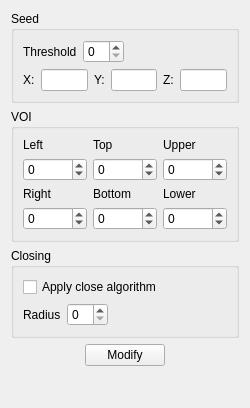
The window that App/ToolGroups/Segmentation/SeedGrowSegmentationHistoryWidget.ui (FelixdelasPozas/EspINA) describes before a commit, drawn with Qt 5.
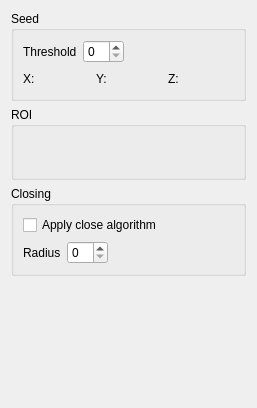
The same window after the commit. Icons and pictures are not drawn.

Commit message: Remove FilterAdapter architecture. Display History dock inside Segmentation Inspector.

The edit to the form file:
```diff
--- a/App/ToolGroups/Segmentation/SeedGrowSegmentationHistoryWidget.ui
+++ b/App/ToolGroups/Segmentation/SeedGrowSegmentationHistoryWidget.ui
@@ -6,7 +6,7 @@
    <rect>
     <x>0</x>
     <y>0</y>
-    <width>250</width>
+    <width>257</width>
     <height>408</height>
    </rect>
   </property>
@@ -100,28 +100,16 @@
          </widget>
         </item>
         <item>
-         <widget class="QLineEdit" name="m_xSeed">
-          <property name="enabled">
-           <bool>true</bool>
-          </property>
-          <property name="sizePolicy">
-           <sizepolicy hsizetype="Minimum" vsizetype="Fixed">
-            <horstretch>0</horstretch>
-            <verstretch>0</verstretch>
-           </sizepolicy>
-          </property>
+         <widget class="QLabel" name="xSeed">
           <property name="minimumSize">
            <size>
-            <width>35</width>
+            <width>50</width>
             <height>0</height>
            </size>
           </property>
           <property name="text">
            <string/>
           </property>
-          <property name="readOnly">
-           <bool>true</bool>
-          </property>
          </widget>
         </item>
         <item>
@@ -138,21 +126,15 @@
          </widget>
         </item>
         <item>
-         <widget class="QLineEdit" name="m_ySeed">
-          <property name="sizePolicy">
-           <sizepolicy hsizetype="Minimum" vsizetype="Fixed">
-            <horstretch>0</horstretch>
-            <verstretch>0</verstretch>
-           </sizepolicy>
-          </property>
+         <widget class="QLabel" name="ySeed">
           <property name="minimumSize">
            <size>
-            <width>35</width>
+            <width>50</width>
             <height>0</height>
            </size>
           </property>
-          <property name="readOnly">
-           <bool>true</bool>
+          <property name="text">
+           <string/>
           </property>
          </widget>
         </item>
@@ -170,21 +152,15 @@
          </widget>
         </item>
         <item>
-         <widget class="QLineEdit" name="m_zSeed">
-          <property name="sizePolicy">
-           <sizepolicy hsizetype="Minimum" vsizetype="Fixed">
-            <horstretch>0</horstretch>
-            <verstretch>0</verstretch>
-           </sizepolicy>
-          </property>
+         <widget class="QLabel" name="zSeed">
           <property name="minimumSize">
            <size>
-            <width>35</width>
+            <width>50</width>
             <height>0</height>
            </size>
           </property>
-          <property name="readOnly">
-           <bool>true</bool>
+          <property name="text">
+           <string/>
           </property>
          </widget>
         </item>
@@ -215,153 +191,61 @@
       </sizepolicy>
      </property>
      <property name="title">
-      <string>VOI</string>
+      <string>ROI</string>
      </property>
-     <layout class="QVBoxLayout" name="verticalLayout">
+     <layout class="QHBoxLayout" name="horizontalLayout_5">
       <item>
-       <layout class="QGridLayout" name="gridLayout">
-        <item row="3" column="2">
-         <widget class="QSpinBox" name="m_topMargin">
-          <property name="enabled">
-           <bool>true</bool>
-          </property>
-          <property name="autoFillBackground">
-           <bool>false</bool>
-          </property>
-          <property name="suffix">
-           <string/>
-          </property>
-          <property name="minimum">
-           <number>-99999</number>
-          </property>
-          <property name="maximum">
-           <number>99999</number>
-          </property>
-         </widget>
-        </item>
-        <item row="3" column="1">
-         <widget class="QSpinBox" name="m_leftMargin">
-          <property name="enabled">
-           <bool>true</bool>
-          </property>
-          <property name="suffix">
-           <string/>
-          </property>
-          <property name="minimum">
-           <number>-99999</number>
-          </property>
-          <property name="maximum">
-           <number>99999</number>
-          </property>
-         </widget>
-        </item>
-        <item row="4" column="2">
-         <widget class="QLabel" name="label_10">
-          <property name="text">
-           <string>Bottom </string>
-          </property>
-         </widget>
-        </item>
-        <item row="1" column="2">
-         <widget class="QLabel" name="label_7">
-          <property name="text">
-           <string>Top </string>
-          </property>
-         </widget>
-        </item>
-        <item row="4" column="1">
-         <widget class="QLabel" name="label_9">
-          <property name="text">
-           <string>Right </string>
-          </property>
-         </widget>
-        </item>
-        <item row="5" column="1">
-         <widget class="QSpinBox" name="m_rightMargin">
-          <property name="enabled">
-           <bool>true</bool>
-          </property>
-          <property name="suffix">
-           <string/>
-          </property>
-          <property name="minimum">
-           <number>-99999</number>
-          </property>
-          <property name="maximum">
-           <number>99999</number>
-          </property>
-         </widget>
-        </item>
-        <item row="1" column="1">
-         <widget class="QLabel" name="label_6">
-          <property name="text">
-           <string>Left</string>
-          </property>
-         </widget>
-        </item>
-        <item row="3" column="3">
-         <widget class="QSpinBox" name="m_upperMargin">
-          <property name="enabled">
-           <bool>true</bool>
-          </property>
-          <property name="suffix">
-           <string/>
-          </property>
-          <property name="minimum">
-           <number>-99999</number>
-          </property>
-          <property name="maximum">
-           <number>99999</number>
-          </property>
-         </widget>
-        </item>
-        <item row="5" column="3">
-         <widget class="QSpinBox" name="m_lowerMargin">
-          <property name="enabled">
-           <bool>true</bool>
-          </property>
-          <property name="suffix">
-           <string/>
-          </property>
-          <property name="minimum">
-           <number>-99999</number>
-          </property>
-          <property name="maximum">
-           <number>99999</number>
-          </property>
-         </widget>
-        </item>
-        <item row="5" column="2">
-         <widget class="QSpinBox" name="m_bottomMargin">
-          <property name="enabled">
-           <bool>true</bool>
-          </property>
-          <property name="suffix">
-           <string/>
-          </property>
-          <property name="minimum">
-           <number>-99999</number>
-          </property>
-          <property name="maximum">
-           <number>99999</number>
-          </property>
-         </widget>
-        </item>
-        <item row="4" column="3">
-         <widget class="QLabel" name="label_11">
-          <property name="text">
-           <string>Lower </string>
-          </property>
-         </widget>
-        </item>
-        <item row="1" column="3">
-         <widget class="QLabel" name="label_8">
-          <property name="text">
-           <string>Upper </string>
-          </property>
-         </widget>
-        </item>
-       </layout>
+       <widget class="QPushButton" name="showROI">
+        <property name="enabled">
+         <bool>true</bool>
+        </property>
+        <property name="sizePolicy">
+         <sizepolicy hsizetype="Fixed" vsizetype="Fixed">
+          <horstretch>0</horstretch>
+          <verstretch>0</verstretch>
+         </sizepolicy>
+        </property>
+        <property name="minimumSize">
+         <size>
+          <width>32</width>
+          <height>32</height>
+         </size>
+        </property>
+        <property name="maximumSize">
+         <size>
+          <width>32</width>
+          <height>32</height>
+         </size>
+        </property>
+        <property name="baseSize">
+         <size>
+          <width>32</width>
+          <height>32</height>
+         </size>
+        </property>
+        <property name="toolTip">
+         <string>Show Information</string>
+        </property>
+        <property name="text">
+         <string/>
+        </property>
+        <property name="icon">
+         <iconset resource="../../rsc/espina.qrc">
+          <normaloff>:/espina/voi_ortogonal.svg</normaloff>:/espina/voi_ortogonal.svg</iconset>
+        </property>
+        <property name="iconSize">
+         <size>
+          <width>22</width>
+          <height>22</height>
+         </size>
+        </property>
+        <property name="checkable">
+         <bool>true</bool>
+        </property>
+        <property name="flat">
+         <bool>true</bool>
+        </property>
+       </widget>
       </item>
      </layout>
     </widget>
@@ -413,6 +297,19 @@
      </layout>
     </widget>
    </item>
+   <item>
+    <spacer name="verticalSpacer_2">
+     <property name="orientation">
+      <enum>Qt::Vertical</enum>
+     </property>
+     <property name="sizeHint" stdset="0">
+      <size>
+       <width>20</width>
+       <height>40</height>
+      </size>
+     </property>
+    </spacer>
+   </item>
    <item>
     <layout class="QHBoxLayout" name="horizontalLayout_3">
      <item>
@@ -430,45 +327,56 @@
      </item>
      <item>
       <widget class="QPushButton" name="m_modify">
+       <property name="enabled">
+        <bool>true</bool>
+       </property>
        <property name="sizePolicy">
-        <sizepolicy hsizetype="Maximum" vsizetype="Fixed">
+        <sizepolicy hsizetype="Fixed" vsizetype="Fixed">
          <horstretch>0</horstretch>
          <verstretch>0</verstretch>
         </sizepolicy>
        </property>
+       <property name="minimumSize">
+        <size>
+         <width>32</width>
+         <height>32</height>
+        </size>
+       </property>
+       <property name="maximumSize">
+        <size>
+         <width>32</width>
+         <height>32</height>
+        </size>
+       </property>
+       <property name="baseSize">
+        <size>
+         <width>32</width>
+         <height>32</height>
+        </size>
+       </property>
+       <property name="toolTip">
+        <string>Show Information</string>
+       </property>
        <property name="text">
-        <string>Modify</string>
+        <string/>
+       </property>
+       <property name="icon">
+        <iconset resource="../../rsc/espina.qrc">
+         <normaloff>:/espina/tick.png</normaloff>:/espina/tick.png</iconset>
+       </property>
+       <property name="iconSize">
+        <size>
+         <width>22</width>
+         <height>22</height>
+        </size>
+       </property>
+       <property name="flat">
+        <bool>true</bool>
        </property>
       </widget>
      </item>
-     <item>
-      <spacer name="horizontalSpacer_2">
-       <property name="orientation">
-        <enum>Qt::Horizontal</enum>
-       </property>
-       <property name="sizeHint" stdset="0">
-        <size>
-         <width>40</width>
-         <height>20</height>
-        </size>
-       </property>
-      </spacer>
-     </item>
     </layout>
    </item>
-   <item>
-    <spacer name="verticalSpacer_2">
-     <property name="orientation">
-      <enum>Qt::Vertical</enum>
-     </property>
-     <property name="sizeHint" stdset="0">
-      <size>
-       <width>20</width>
-       <height>40</height>
-      </size>
-     </property>
-    </spacer>
-   </item>
   </layout>
   <zorder>verticalSpacer_2</zorder>
   <zorder>roiGroup</zorder>
```
Left out of the diff: 10 changed lines with no effect on the pictures. The commit also changes 51 other files.
